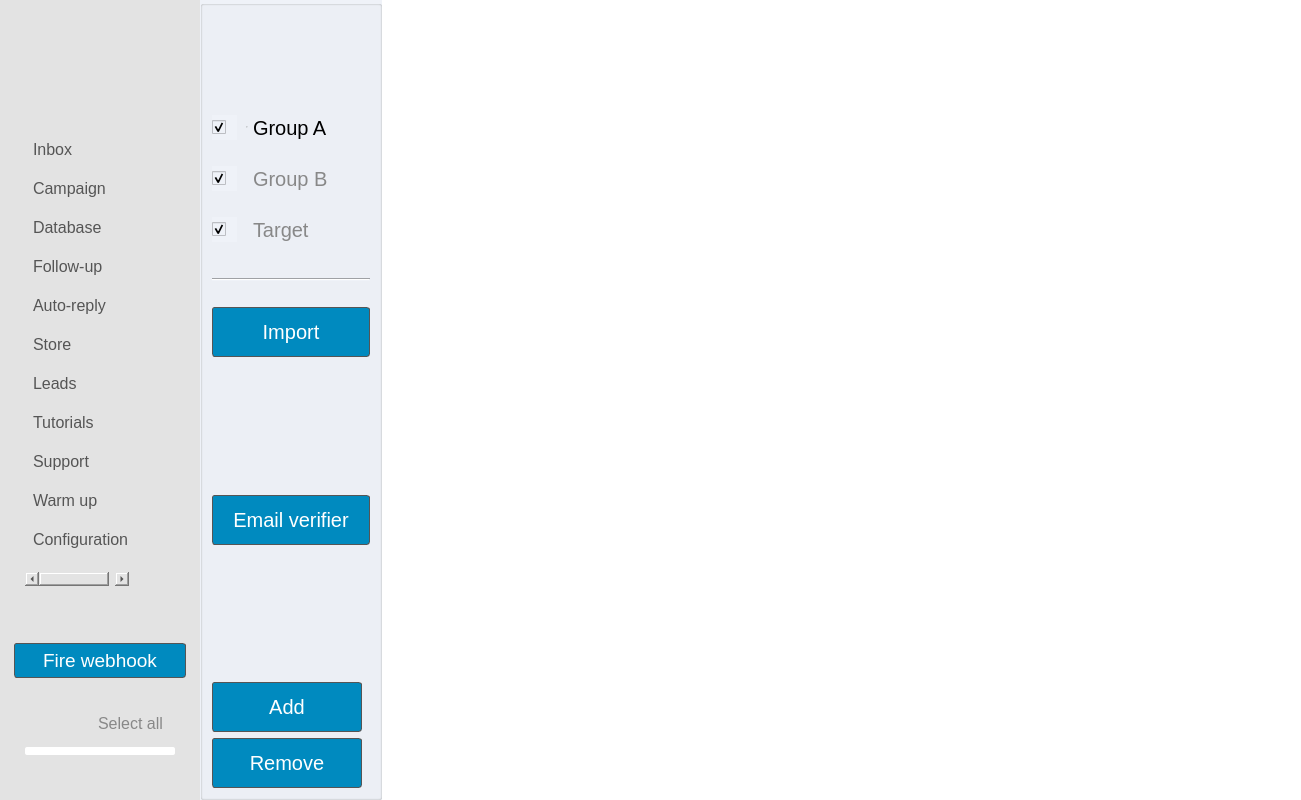
Old version of the form ui/gui.ui in the repository moeezmujahid70/Gmonster-App.
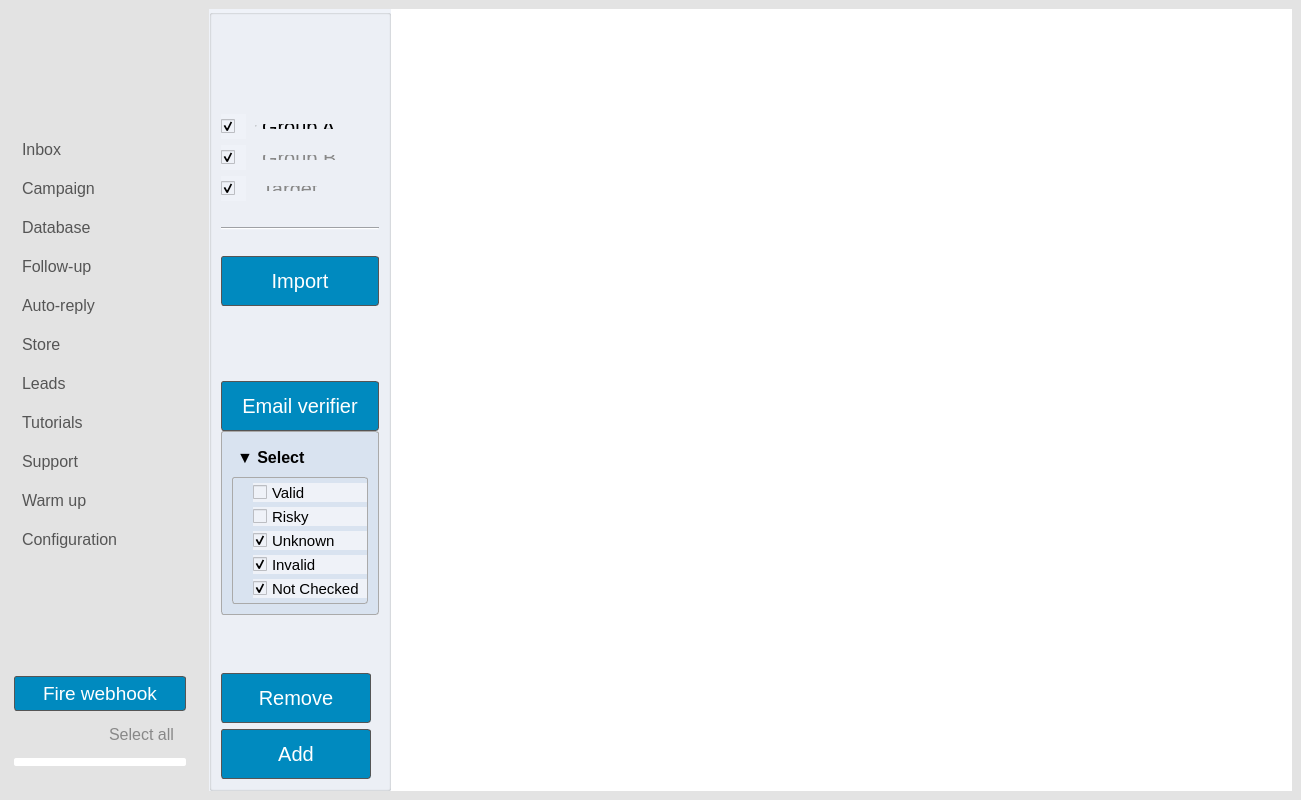
New version of the form. The open tabs and pages were chosen to show the change. Icons and pictures are not drawn.

Diff of the .ui file:
```diff
--- a/ui/gui.ui
+++ b/ui/gui.ui
@@ -130,18 +130,6 @@
            <property name="spacing">
             <number>0</number>
            </property>
-           <property name="leftMargin">
-            <number>11</number>
-           </property>
-           <property name="topMargin">
-            <number>0</number>
-           </property>
-           <property name="rightMargin">
-            <number>11</number>
-           </property>
-           <property name="bottomMargin">
-            <number>11</number>
-           </property>
            <item>
             <widget class="QListWidget" name="listWidget">
              <property name="font">
@@ -272,18 +260,6 @@
              <property name="spacing">
               <number>0</number>
              </property>
-             <property name="leftMargin">
-              <number>11</number>
-             </property>
-             <property name="topMargin">
-              <number>10</number>
-             </property>
-             <property name="rightMargin">
-              <number>0</number>
-             </property>
-             <property name="bottomMargin">
-              <number>11</number>
-             </property>
              <item>
               <widget class="QLabel" name="label_unread_count">
                <property name="minimumSize">
@@ -302,8 +278,8 @@
                 <font>
                  <family>Arial</family>
                  <pointsize>10</pointsize>
-                 <weight>75</weight>
                  <bold>true</bold>
+                                  <weight>75</weight>
                 </font>
                </property>
                <property name="styleSheet">
@@ -327,8 +303,32 @@
                </property>
               </spacer>
              </item>
-            </layout>
-           </item>
+                          <property name="leftMargin">
+                            <number>-1</number>
+                          </property>
+                          <property name="topMargin">
+                            <number>10</number>
+                          </property>
+                          <property name="rightMargin">
+                            <number>0</number>
+                          </property>
+                          <property name="bottomMargin">
+                            <number>-1</number>
+                          </property>
+                        </layout>
+                      </item>
+                      <property name="leftMargin">
+                        <number>-1</number>
+                      </property>
+                      <property name="topMargin">
+                        <number>0</number>
+                      </property>
+                      <property name="rightMargin">
+                        <number>-1</number>
+                      </property>
+                      <property name="bottomMargin">
+                        <number>-1</number>
+                      </property>
           </layout>
          </item>
          <item>
@@ -377,32 +377,8 @@
          </item>
          <item>
           <layout class="QVBoxLayout" name="verticalLayout_5" stretch="2,1,1">
-           <property name="leftMargin">
-            <number>11</number>
-           </property>
-           <property name="topMargin">
-            <number>11</number>
-           </property>
-           <property name="rightMargin">
-            <number>11</number>
-           </property>
-           <property name="bottomMargin">
-            <number>0</number>
-           </property>
            <item>
             <layout class="QHBoxLayout" name="horizontalLayout">
-             <property name="leftMargin">
-              <number>11</number>
-             </property>
-             <property name="topMargin">
-              <number>11</number>
-             </property>
-             <property name="rightMargin">
-              <number>11</number>
-             </property>
-             <property name="bottomMargin">
-              <number>0</number>
-             </property>
              <item>
               <widget class="QPushButton" name="pushButton_delete">
                <property name="minimumSize">
@@ -460,6 +436,18 @@
                </property>
               </widget>
              </item>
+                          <property name="leftMargin">
+                            <number>-1</number>
+                          </property>
+                          <property name="topMargin">
+                            <number>-1</number>
+                          </property>
+                          <property name="rightMargin">
+                            <number>-1</number>
+                          </property>
+                          <property name="bottomMargin">
+                            <number>0</number>
+                          </property>
             </layout>
            </item>
            <item>
@@ -496,18 +484,6 @@
            </item>
            <item>
             <layout class="QHBoxLayout" name="horizontalLayout_2">
-             <property name="leftMargin">
-              <number>11</number>
-             </property>
-             <property name="topMargin">
-              <number>11</number>
-             </property>
-             <property name="rightMargin">
-              <number>11</number>
-             </property>
-             <property name="bottomMargin">
-              <number>0</number>
-             </property>
              <item>
               <widget class="QLabel" name="lable_campaign_status_text">
                <property name="styleSheet">
@@ -533,10 +509,46 @@
                </property>
               </widget>
              </item>
-            </layout>
-           </item>
-          </layout>
-         </item>
+                          <property name="leftMargin">
+                            <number>-1</number>
+                          </property>
+                          <property name="topMargin">
+                            <number>-1</number>
+                          </property>
+                          <property name="rightMargin">
+                            <number>-1</number>
+                          </property>
+                          <property name="bottomMargin">
+                            <number>0</number>
+                          </property>
+                        </layout>
+                      </item>
+                      <property name="leftMargin">
+                        <number>-1</number>
+                      </property>
+                      <property name="topMargin">
+                        <number>-1</number>
+                      </property>
+                      <property name="rightMargin">
+                        <number>-1</number>
+                      </property>
+                      <property name="bottomMargin">
+                        <number>0</number>
+                      </property>
+                    </layout>
+                  </item>
+                  <property name="leftMargin">
+                    <number>5</number>
+                  </property>
+                  <property name="topMargin">
+                    <number>5</number>
+                  </property>
+                  <property name="rightMargin">
+                    <number>5</number>
+                  </property>
+                  <property name="bottomMargin">
+                    <number>5</number>
+                  </property>
         </layout>
        </item>
       </layout>
@@ -3549,18 +3561,6 @@
         <property name="spacing">
          <number>0</number>
         </property>
-        <property name="leftMargin">
-         <number>0</number>
-        </property>
-        <property name="topMargin">
-         <number>0</number>
-        </property>
-        <property name="rightMargin">
-         <number>0</number>
-        </property>
-        <property name="bottomMargin">
-         <number>0</number>
-        </property>
         <item>
          <widget class="QGroupBox" name="groupBox_7">
           <property name="minimumSize">
@@ -3847,8 +3847,8 @@
               <font>
                <family>Arial</family>
                <pointsize>15</pointsize>
-               <weight>50</weight>
                <bold>false</bold>
+                              <weight>50</weight>
               </font>
              </property>
              <property name="styleSheet">
@@ -3888,6 +3888,32 @@
             </spacer>
            </item>
            <item>
+            <widget class="QFrame" name="frame_email_verifier">
+             <property name="styleSheet">
+              <string notr="true">QFrame {
+     background-color: transparent;
+ }</string>
+             </property>
+             <property name="frameShape">
+              <enum>QFrame::NoFrame</enum>
+             </property>
+             <layout class="QVBoxLayout" name="verticalLayout_email_verifier">
+              <property name="spacing">
+               <number>0</number>
+              </property>
+              <property name="leftMargin">
+               <number>0</number>
+              </property>
+              <property name="topMargin">
+               <number>0</number>
+              </property>
+              <property name="rightMargin">
+               <number>0</number>
+              </property>
+              <property name="bottomMargin">
+               <number>0</number>
+              </property>
+                      <item>
             <widget class="QPushButton" name="pushButton_email_verify">
              <property name="minimumSize">
               <size>
@@ -3899,8 +3925,8 @@
               <font>
                <family>Arial</family>
                <pointsize>15</pointsize>
-               <weight>50</weight>
                <bold>false</bold>
+                              <weight>50</weight>
               </font>
              </property>
              <property name="styleSheet">
@@ -3924,6 +3950,210 @@
              <property name="text">
               <string>Email verifier</string>
              </property>
+                          <property name="checkable">
+                            <bool>true</bool>
+                           </property>
+                          </widget>
+                         </item>
+                         <item>
+                          <widget class="QFrame" name="frame_verifier_dropdown">
+                           <property name="styleSheet">
+                            <string notr="true">QFrame {
+                background-color: #d9e3f0;
+                border: 1px solid #aaa;
+                border-radius: 3px;
+            }</string>
+                           </property>
+                           <property name="frameShape">
+                            <enum>QFrame::StyledPanel</enum>
+                           </property>
+                           <layout class="QVBoxLayout" name="verticalLayout_dropdown">
+                            <property name="spacing">
+                             <number>5</number>
+                            </property>
+                            <property name="leftMargin">
+                             <number>10</number>
+                            </property>
+                            <property name="topMargin">
+                             <number>10</number>
+                            </property>
+                            <property name="rightMargin">
+                             <number>10</number>
+                            </property>
+                            <property name="bottomMargin">
+                             <number>10</number>
+                            </property>
+                            <item>
+                             <widget class="QPushButton" name="pushButton_select_toggle">
+                              <property name="minimumSize">
+                               <size>
+                                <width>0</width>
+                                <height>30</height>
+                               </size>
+                              </property>
+                              <property name="font">
+                               <font>
+                                <family>Arial</family>
+                                <pointsize>12</pointsize>
+                                <weight>75</weight>
+                                <bold>true</bold>
+                               </font>
+                              </property>
+                              <property name="styleSheet">
+                               <string notr="true">QPushButton {
+                background-color: transparent;
+                border: none;
+                text-align: left;
+                padding-left: 5px;
+                color: #000;
+            }
+            QPushButton:hover {
+                background-color: rgba(0, 138, 191, 0.1);
+            }</string>
+                              </property>
+                              <property name="text">
+                               <string>▼ Select</string>
+                              </property>
+                              <property name="checkable">
+                               <bool>true</bool>
+                              </property>
+                              <property name="checked">
+                               <bool>true</bool>
+                              </property>
+                             </widget>
+                            </item>
+                            <item>
+                             <widget class="QFrame" name="frame_checkboxes">
+                              <property name="frameShape">
+                               <enum>QFrame::NoFrame</enum>
+                              </property>
+                              <layout class="QVBoxLayout" name="verticalLayout_checkboxes">
+                               <property name="spacing">
+                                <number>5</number>
+                               </property>
+                               <property name="leftMargin">
+                                <number>20</number>
+                               </property>
+                               <property name="topMargin">
+                                <number>5</number>
+                               </property>
+                               <property name="rightMargin">
+                                <number>0</number>
+                               </property>
+                               <property name="bottomMargin">
+                                <number>5</number>
+                               </property>
+                               <item>
+                                <widget class="QCheckBox" name="checkBox_valid">
+                                 <property name="font">
+                                  <font>
+                                   <family>Arial</family>
+                                   <pointsize>11</pointsize>
+                                  </font>
+                                 </property>
+                                 <property name="styleSheet">
+                                  <string notr="true">QCheckBox {
+                color: #000;
+                spacing: 5px;
+            }</string>
+                                 </property>
+                                 <property name="text">
+                                  <string>Valid</string>
+                                 </property>
+                                </widget>
+                               </item>
+                               <item>
+                                <widget class="QCheckBox" name="checkBox_risky">
+                                 <property name="font">
+                                  <font>
+                                   <family>Arial</family>
+                                   <pointsize>11</pointsize>
+                                  </font>
+                                 </property>
+                                 <property name="styleSheet">
+                                  <string notr="true">QCheckBox {
+                color: #000;
+                spacing: 5px;
+            }</string>
+                                 </property>
+                                 <property name="text">
+                                  <string>Risky</string>
+                                 </property>
+                                </widget>
+                               </item>
+                               <item>
+                                <widget class="QCheckBox" name="checkBox_unknown">
+                                 <property name="font">
+                                  <font>
+                                   <family>Arial</family>
+                                   <pointsize>11</pointsize>
+                                  </font>
+                                 </property>
+                                 <property name="styleSheet">
+                                  <string notr="true">QCheckBox {
+                color: #000;
+                spacing: 5px;
+            }</string>
+                                 </property>
+                                 <property name="text">
+                                  <string>Unknown</string>
+                                 </property>
+                                 <property name="checked">
+                                  <bool>true</bool>
+                                 </property>
+                                </widget>
+                               </item>
+                               <item>
+                                <widget class="QCheckBox" name="checkBox_invalid">
+                                 <property name="font">
+                                  <font>
+                                   <family>Arial</family>
+                                   <pointsize>11</pointsize>
+                                  </font>
+                                 </property>
+                                 <property name="styleSheet">
+                                  <string notr="true">QCheckBox {
+                color: #000;
+                spacing: 5px;
+            }</string>
+                                 </property>
+                                 <property name="text">
+                                  <string>Invalid</string>
+                                 </property>
+                                 <property name="checked">
+                                  <bool>true</bool>
+                                 </property>
+                                </widget>
+                               </item>
+                               <item>
+                                <widget class="QCheckBox" name="checkBox_not_checked">
+                                 <property name="font">
+                                  <font>
+                                   <family>Arial</family>
+                                   <pointsize>11</pointsize>
+                                  </font>
+                                 </property>
+                                 <property name="styleSheet">
+                                  <string notr="true">QCheckBox {
+                color: #000;
+                spacing: 5px;
+            }</string>
+                                 </property>
+                                 <property name="text">
+                                  <string>Not Checked</string>
+                                 </property>
+                                 <property name="checked">
+                                  <bool>true</bool>
+                                 </property>
+                                </widget>
+                               </item>
+                              </layout>
+                             </widget>
+                            </item>
+                           </layout>
+                          </widget>
+                         </item>
+                        </layout>
             </widget>
            </item>
            <item>
@@ -3939,6 +4169,51 @@
              </property>
             </spacer>
            </item>
+                      <item>
+            <widget class="QPushButton" name="pushButton_remove_row">
+                          <property name="minimumSize">
+                            <size>
+                              <width>150</width>
+                              <height>50</height>
+                            </size>
+                          </property>
+                          <property name="maximumSize">
+                            <size>
+                              <width>150</width>
+                              <height>16777215</height>
+                            </size>
+                          </property>
+                          <property name="font">
+                            <font>
+                              <family>Arial</family>
+                              <pointsize>15</pointsize>
+                              <bold>false</bold>
+                              <weight>50</weight>
+                            </font>
+                          </property>
+                          <property name="styleSheet">
+                            <string notr="true">QPushButton {
+    border: 1px solid #555;
+    border-radius: 3px;
+    border-style: Solid;
+    background: rgba(0, 138, 191);
+    padding: 5px 28px;
+    color: rgb(255, 255, 255);
+    }
+QPushButton:hover {
+    background: rgba(0, 138, 191, 0.6);
+    opacity: 0.2
+    }
+QPushButton:pressed {
+    border-style: inset;
+    background: rgb(0, 138, 191);
+    }</string>
+                          </property>
+                          <property name="text">
+                            <string>Remove</string>
+                          </property>
+                        </widget>
+                      </item>
            <item>
             <widget class="QPushButton" name="pushButton_add_row">
              <property name="minimumSize">
@@ -3984,51 +4259,6 @@
              </property>
             </widget>
            </item>
-           <item>
-            <widget class="QPushButton" name="pushButton_remove_row">
-             <property name="minimumSize">
-              <size>
-               <width>150</width>
-               <height>50</height>
-              </size>
-             </property>
-             <property name="maximumSize">
-              <size>
-               <width>150</width>
-               <height>16777215</height>
-              </size>
-             </property>
-             <property name="font">
-              <font>
-               <family>Arial</family>
-               <pointsize>15</pointsize>
-               <weight>50</weight>
-               <bold>false</bold>
-              </font>
-             </property>
-             <property name="styleSheet">
-              <string notr="true">QPushButton {
-    border: 1px solid #555;
-    border-radius: 3px;
-    border-style: Solid;
-    background: rgba(0, 138, 191);
-    padding: 5px 28px;
-    color: rgb(255, 255, 255);
-    }
-QPushButton:hover {
-    background: rgba(0, 138, 191, 0.6);
-    opacity: 0.2
-    }
-QPushButton:pressed {
-    border-style: inset;
-    background: rgb(0, 138, 191);
-    }</string>
-             </property>
-             <property name="text">
-              <string>Remove</string>
-             </property>
-            </widget>
-           </item>
           </layout>
          </widget>
         </item>
```
Left out of the diff: 819 changed lines with no effect on the pictures. Lines whose indentation alone changed are shown as unchanged.
